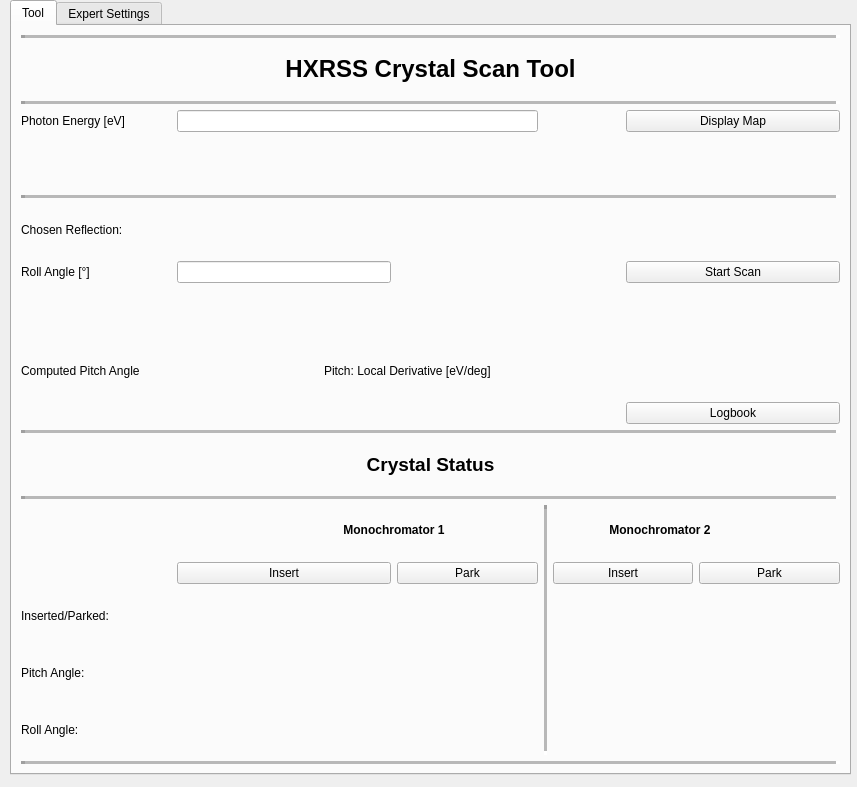
Qt form camera_gui/hxrss_camera.ui (marcguetg/hxrss) before a commit.
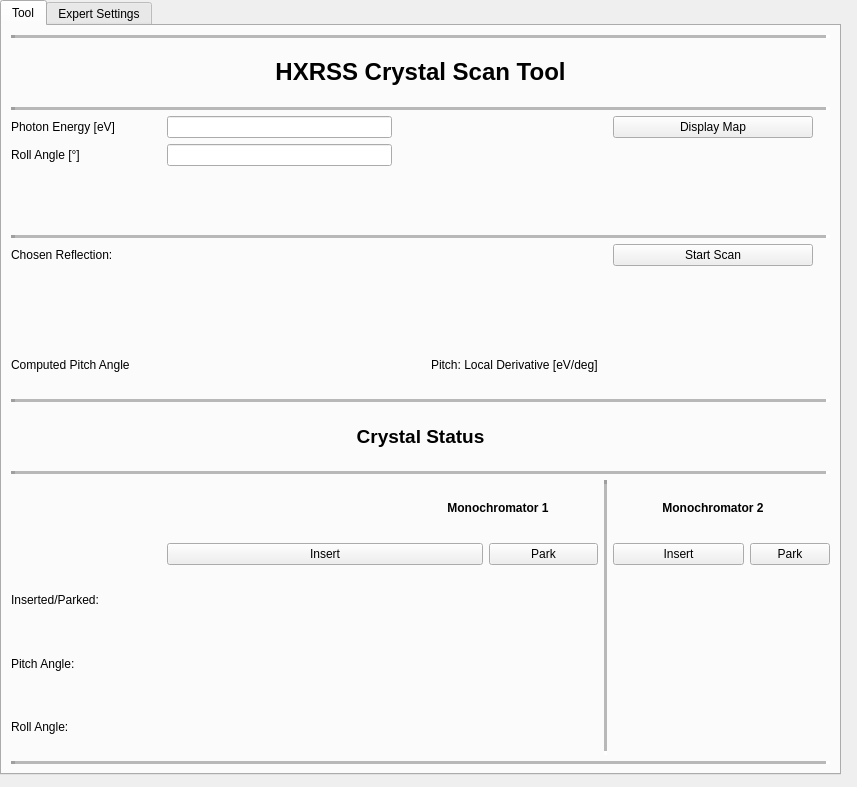
The same form after that commit.

Commit message: scan mode added

Patch:
```diff
--- a/camera_gui/hxrss_camera.ui
+++ b/camera_gui/hxrss_camera.ui
@@ -26,7 +26,7 @@
    <widget class="QTabWidget" name="tabWidget">
     <property name="geometry">
      <rect>
-      <x>10</x>
+      <x>0</x>
       <y>0</y>
       <width>841</width>
       <height>775</height>
@@ -40,17 +40,14 @@
       <string>Tool</string>
      </attribute>
      <layout class="QGridLayout" name="gridLayout">
-      <item row="12" column="8" colspan="2">
+      <item row="13" column="8" colspan="2">
        <widget class="QLabel" name="computed_pitch_angle_slope_display">
         <property name="text">
          <string/>
         </property>
        </widget>
       </item>
-      <item row="7" column="1" colspan="3">
-       <widget class="QLineEdit" name="roll_angle_edit"/>
-      </item>
-      <item row="12" column="0">
+      <item row="13" column="0">
        <widget class="QLabel" name="label_23">
         <property name="minimumSize">
          <size>
@@ -63,37 +60,34 @@
         </property>
        </widget>
       </item>
-      <item row="12" column="1" colspan="2">
+      <item row="13" column="1" colspan="2">
        <widget class="QLabel" name="computed_pitch_angle_display">
         <property name="text">
          <string/>
         </property>
        </widget>
       </item>
-      <item row="8" column="0" colspan="11">
+      <item row="9" column="0" colspan="11">
        <widget class="QLabel" name="calclabel">
         <property name="text">
          <string/>
         </property>
        </widget>
       </item>
-      <item row="12" column="3" colspan="3">
+      <item row="13" column="3" colspan="3">
        <widget class="QLabel" name="label_25">
         <property name="text">
          <string>Pitch: Local Derivative [eV/deg]</string>
         </property>
        </widget>
       </item>
-      <item row="4" column="0" colspan="11">
+      <item row="5" column="0" colspan="11">
        <widget class="QLabel" name="loglabel">
         <property name="text">
          <string/>
         </property>
        </widget>
       </item>
-      <item row="3" column="1" colspan="5">
-       <widget class="QLineEdit" name="photon_energy_edit"/>
-      </item>
       <item row="3" column="0">
        <widget class="QLabel" name="label">
         <property name="text">
@@ -148,13 +142,6 @@
         </property>
        </widget>
       </item>
-      <item row="7" column="0">
-       <widget class="QLabel" name="label_26">
-        <property name="text">
-         <string>Roll Angle [°]</string>
-        </property>
-       </widget>
-      </item>
       <item row="21" column="7" colspan="3">
        <widget class="QLabel" name="mono2_crystal_inserted_display">
         <property name="text">
@@ -266,14 +253,14 @@
         </property>
        </widget>
       </item>
-      <item row="6" column="0">
+      <item row="7" column="0">
        <widget class="QLabel" name="label_2">
         <property name="text">
          <string>Chosen Reflection:</string>
         </property>
        </widget>
       </item>
-      <item row="5" column="0" colspan="11">
+      <item row="6" column="0" colspan="11">
        <widget class="Line" name="line_2">
         <property name="frameShadow">
          <enum>QFrame::Sunken</enum>
@@ -302,13 +289,6 @@
         </property>
        </widget>
       </item>
-      <item row="7" column="8" colspan="3">
-       <widget class="QPushButton" name="apply_button">
-        <property name="text">
-         <string>Start Scan</string>
-        </property>
-       </widget>
-      </item>
       <item row="24" column="0" colspan="11">
        <widget class="Line" name="line_8">
         <property name="lineWidth">
@@ -322,7 +302,7 @@
         </property>
        </widget>
       </item>
-      <item row="6" column="1" colspan="3">
+      <item row="7" column="1" colspan="3">
        <widget class="QLabel" name="reflection_display">
         <property name="minimumSize">
          <size>
@@ -335,13 +315,6 @@
         </property>
        </widget>
       </item>
-      <item row="3" column="8" colspan="3">
-       <widget class="QPushButton" name="display_map_button">
-        <property name="text">
-         <string>Display Map</string>
-        </property>
-       </widget>
-      </item>
       <item row="2" column="0" colspan="11">
        <widget class="Line" name="line_3">
         <property name="lineWidth">
@@ -395,10 +368,30 @@
         </property>
        </widget>
       </item>
-      <item row="13" column="8" colspan="3">
-       <widget class="QPushButton" name="logbook">
+      <item row="4" column="0">
+       <widget class="QLabel" name="label_26">
         <property name="text">
-         <string>Logbook</string>
+         <string>Roll Angle [°]</string>
+        </property>
+       </widget>
+      </item>
+      <item row="4" column="1">
+       <widget class="QLineEdit" name="roll_angle_edit"/>
+      </item>
+      <item row="3" column="1">
+       <widget class="QLineEdit" name="photon_energy_edit"/>
+      </item>
+      <item row="3" column="7" colspan="3">
+       <widget class="QPushButton" name="display_map_button">
+        <property name="text">
+         <string>Display Map</string>
+        </property>
+       </widget>
+      </item>
+      <item row="7" column="7" colspan="3">
+       <widget class="QPushButton" name="apply_button">
+        <property name="text">
+         <string>Start Scan</string>
         </property>
        </widget>
       </item>
```
The commit also changes 12 other files.
